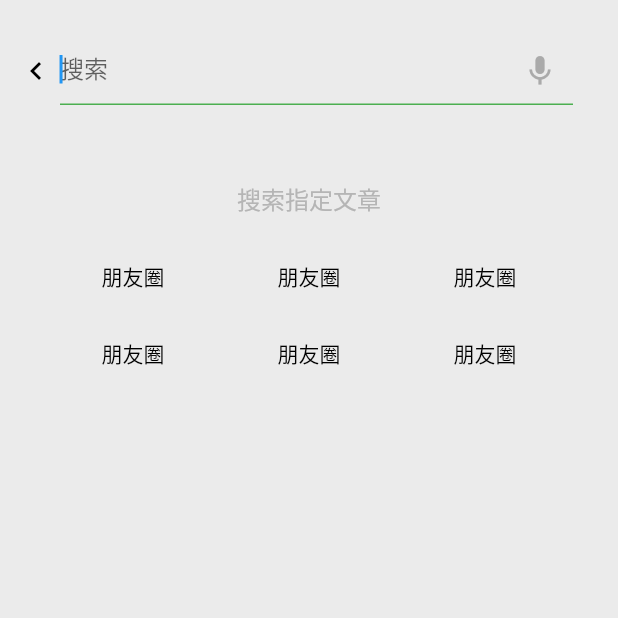
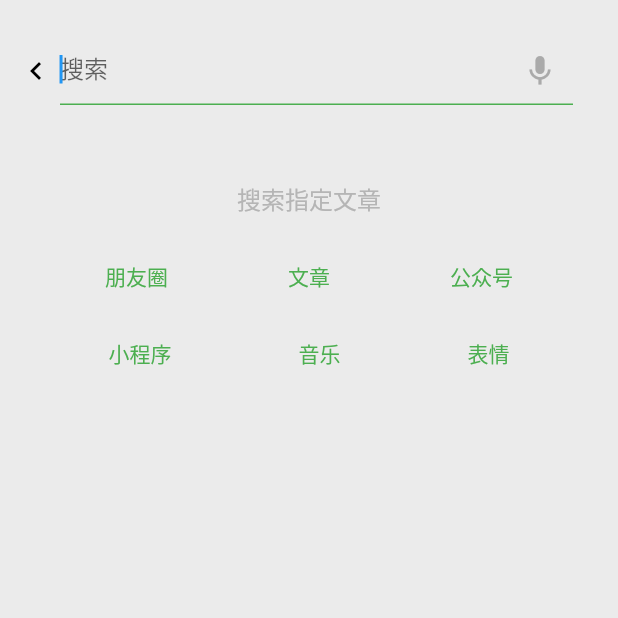
Before and after one commit to zhang-wangz/flutter_wechat, a Flutter app: the search screen opened by its route, on a phone screen of 412 x 824 dp, the top half of it. Run offline on Flutter 3.47's test engine with Material 2 defaults, Android fonts, the phone set to English and light mode, and no system bars; missing offline and left inert: flutter_webview_plugin.

Commit message:
日常更新

```diff
--- a/lib/common/touch_callback.dart
+++ b/lib/common/touch_callback.dart
@@ -30,12 +30,16 @@ class TouchState extends State<TouchCallBack>{
         child: widget.child,
       ),
       onTap: widget.onPressed,
-      onPanDown: (d){
+
+
+      onPanDown: (d){//与屏幕接触时触发
         if(widget.isfeed == false) return ;
         setState(() {
           color = widget.background;
         });
       },
+
+      //理解
       onPanCancel: (){
         setState(() {
           color = Colors.transparent;
--- a/lib/search.dart
+++ b/lib/search.dart
@@ -18,7 +18,7 @@ class SearchState extends State<search>{
     return focusNode;
   }
 
-  //还没看懂//回调
+
   _getText(String text){
       return TouchCallBack(
         isfeed: false,
@@ -26,7 +26,7 @@ class SearchState extends State<search>{
         child: Text(
           text,
           style: TextStyle(
-            fontSize: 14.0,color: Colors.black,
+            fontSize: 14.0,color: Colors.green,
           ),
         ),
       );
@@ -137,8 +137,8 @@ class SearchState extends State<search>{
                 mainAxisAlignment: MainAxisAlignment.spaceAround,//与父组件一致
                 children: <Widget>[
                   _getText("朋友圈"),
-                  _getText("朋友圈"),
-                  _getText("朋友圈"),
+                  _getText("文章"),
+                  _getText("公众号"),
 
 
                 ],
@@ -150,9 +150,9 @@ class SearchState extends State<search>{
               child: Row(
                 mainAxisAlignment: MainAxisAlignment.spaceAround,
                 children: <Widget>[
-                  _getText("朋友圈"),
-                  _getText("朋友圈"),
-                  _getText("朋友圈"),
+                  _getText("小程序"),
+                  _getText("音乐"),
+                  _getText("表情"),
 
 
 
```
